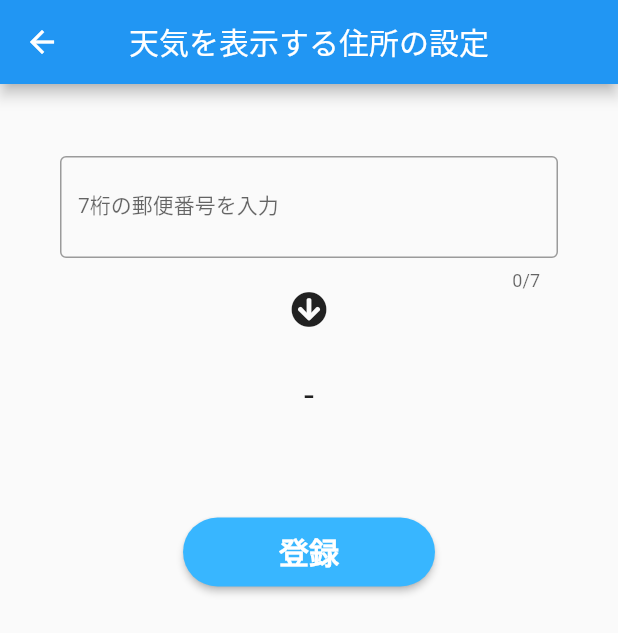
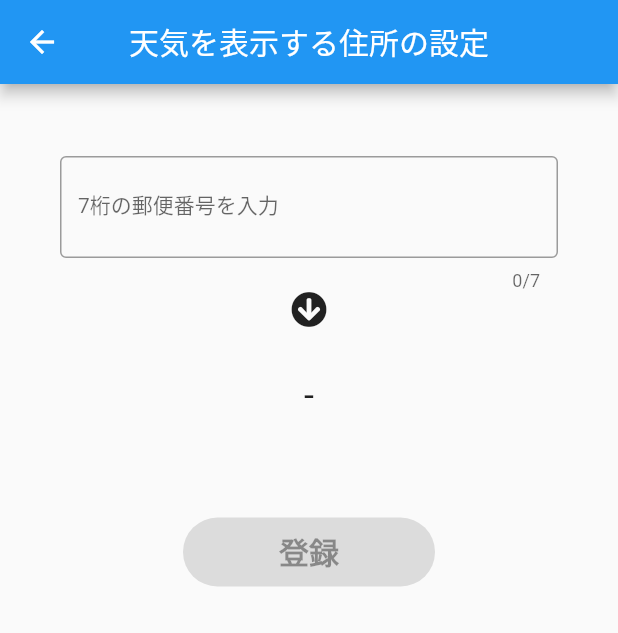
Before and after one commit to haterain0203/weather_and_clothes, a Flutter app: the AddressSettingPage screen opened directly, on a phone screen of 412 x 824 dp. Shown: the top 633 px of the screen. Run offline on Flutter 3.47's test engine with Material 2 defaults, Android fonts, the light colour scheme and no system bars; our stand-ins replace font_awesome_flutter, shared_preferences; accounts and stored records are empty; Roboto replaces fonts that are missing (MyFont).

Commit message:
#18 住所が正しい場合のみ「登録」が押下できるように修正

```diff
--- a/lib/views/settings/address_setting/address_setting_page.dart
+++ b/lib/views/settings/address_setting/address_setting_page.dart
@@ -76,7 +76,8 @@ class AddressSettingPage extends StatelessWidget {
               }
               ),
               const SizedBox(height: 50),
-              ElevatedButton(
+    Consumer<AddressSettingModel>(builder: (context, model, child) {
+      return ElevatedButton(
           child: const Padding(
             padding: EdgeInsets.all(8.0),
             child: Text(
@@ -89,10 +90,15 @@ class AddressSettingPage extends StatelessWidget {
             onPrimary: Colors.white,
             shape: const StadiumBorder(),
           ),
-                onPressed: () async {
+          onPressed: addressSettingModel.address != "-" && addressSettingModel.address != "エラー" ?
+              () async {
             //TODO zipCodeが正しく入力されている場合のみ登録可能にする
             await addressSettingModel.setZipCode();
-                },
+          }
+              : null
+      );
+          }
+
               ),
             ],
           );
```
Lines whose indentation alone changed are shown as unchanged.
